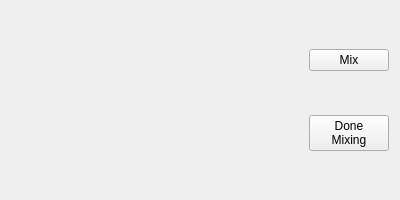
Old version of the form mysterysubstances.ui in the repository University-of-Utah-CS3505/a9-edu-app-DDDragonz.
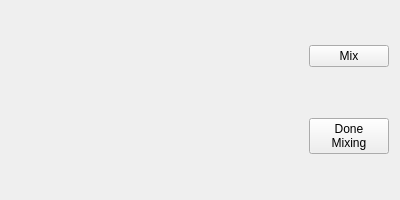
New version of the form.

What changed in the file:
```diff
--- a/mysterysubstances.ui
+++ b/mysterysubstances.ui
@@ -20,6 +20,12 @@
    <string>Form</string>
   </property>
   <layout class="QHBoxLayout" name="horizontalLayout">
+   <property name="topMargin">
+    <number>0</number>
+   </property>
+   <property name="bottomMargin">
+    <number>0</number>
+   </property>
    <item>
     <widget class="QScrollArea" name="scrollArea">
      <property name="maximumSize">
@@ -43,7 +49,7 @@
         <x>0</x>
         <y>0</y>
         <width>296</width>
-        <height>176</height>
+        <height>200</height>
        </rect>
       </property>
       <property name="maximumSize">
```
